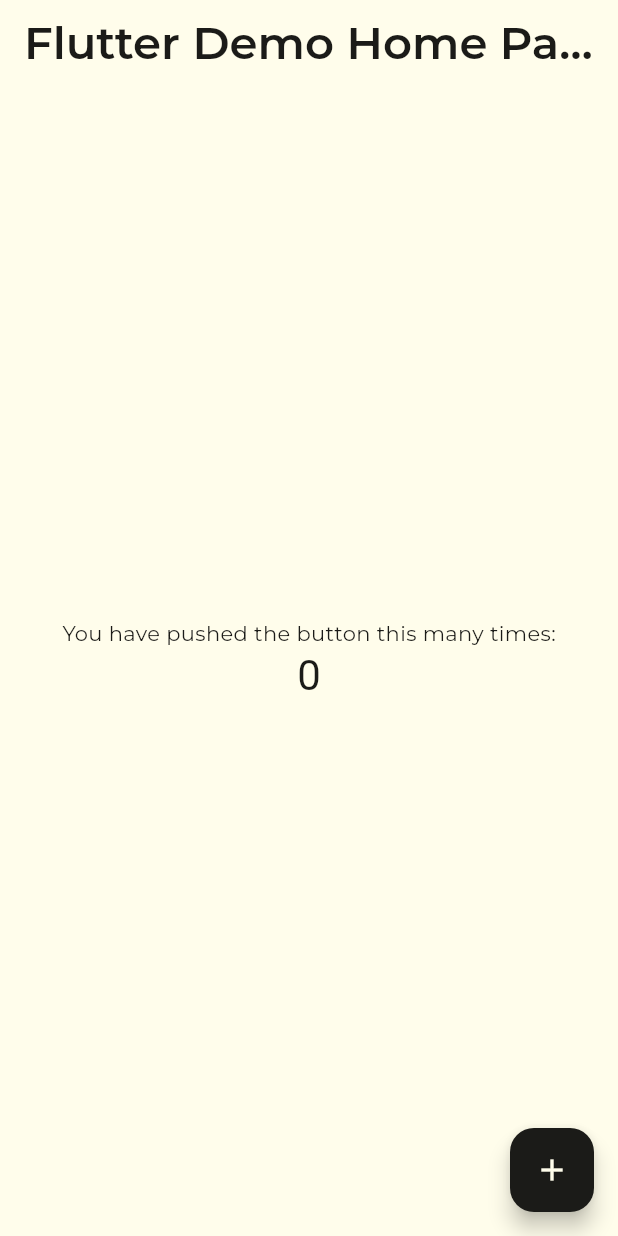
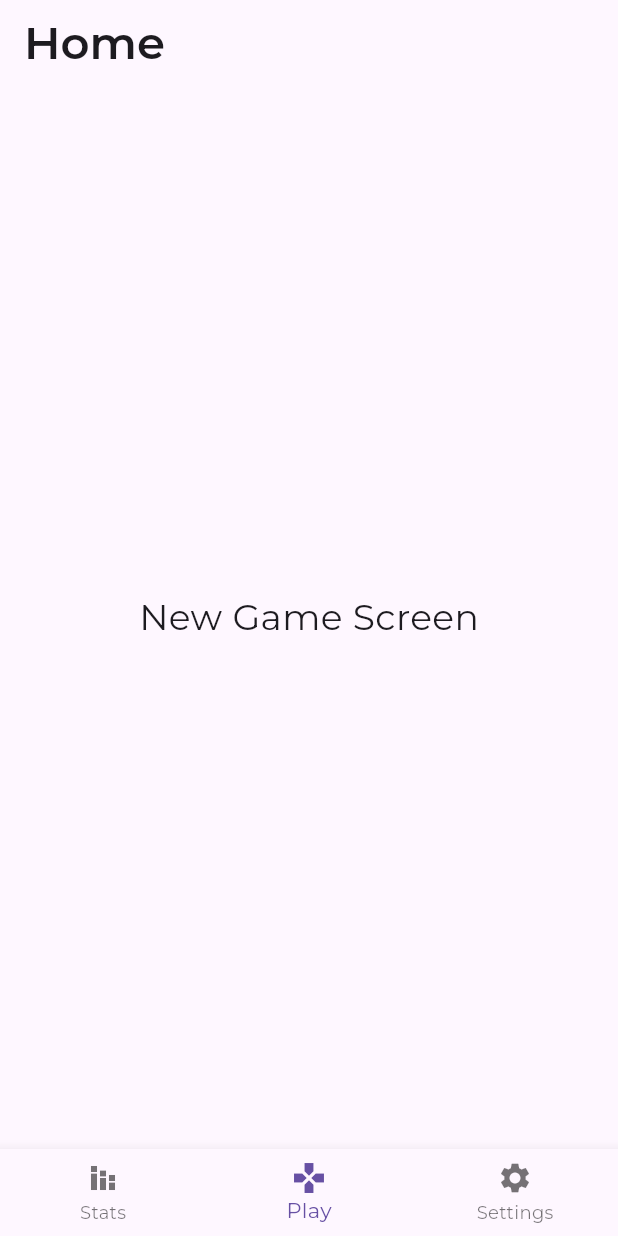
Before and after one commit to FrederikKlein/Dartly, a Flutter app: the screen it shows after launch, on a phone screen of 412 x 824 dp. Run offline on Flutter 3.47's test engine with Material 3 defaults, Android fonts, the phone set to English and light mode, and no system bars; our stand-ins replace google_fonts.

Commit message:
Added basic bottom navigation

```diff
--- a/lib/main.dart
+++ b/lib/main.dart
@@ -1,5 +1,7 @@
 import 'package:flutter/material.dart';
 import 'package:google_fonts/google_fonts.dart';
+import 'screens/home_screen.dart';
+import '../models/game_settings.dart';
 
 void main() {
   runApp(const MyApp());
@@ -11,16 +13,7 @@
   // This widget is the root of your application.
   @override
   Widget build(BuildContext context) {
-    const Color vintageGreen = Color(0xFF304D29); // Highlight color
-    const Color vintageGreenLight = Color(0xFF6C855A); // lighter shade of Highlight color
-    const Color vintageGreenLighter = Color(0xFFA8BC8B); // even lighter shade of Highlight color
-    const Color vintageGreenDark = Color(0xFF273822); // darker shade of Highlight color
-    const Color vintageBeige = Color(0xFFFFF8DC); // Soft bright beige background (Cornsilk)
-    const Color vintageAccent = Color(0xFFF1A67E); // Special things color
-    const Color vintageAccentLight = Color(0xFFF6D4BA); // lighter shade of Special things color
-    const Color vintageAccentDark = Color(0xFFDB9773); // darker shade of Special things color
-    const Color vintageWhite = Color(0xFFFFFDEB);
-    const Color vintageBlack = Color(0xFF1B1B18);
+
     return MaterialApp(
       title: 'Flutter Demo',
       theme: ThemeData(
@@ -39,19 +32,6 @@
         //
         // This works for code too, not just values: Most code changes can be
         // tested with just a hot reload.
-        colorScheme: const ColorScheme(
-          brightness: Brightness.light, // Beige background suggests a light theme
-          primary: vintageBlack, // Main highlight color
-          onPrimary: vintageWhite, // Text/icons on primary color
-          secondary: vintageAccent, // Accent color for "special things"
-          onSecondary: vintageBlack, // Text/icons on secondary color
-          error: Colors.red, // Default error color
-          onError: vintageWhite, // Text/icons on error color
-          background: vintageWhite, // Overall background color
-          onBackground: vintageBlack, // Text/icons on background color
-          surface: vintageWhite, // Card, dialog, sheet surface color
-          onSurface: vintageBlack, // Text/icons on surface color
-        ),
         textTheme: TextTheme(
           displayLarge: const TextStyle(
             fontSize: 72,
@@ -67,93 +47,7 @@
           displaySmall: GoogleFonts.montserrat(),
         ),
       ),
-      home: const MyHomePage(title: 'Flutter Demo Home Page'),
+      home: HomeScreen(),
     );
   }
 }
-
-class MyHomePage extends StatefulWidget {
-  const MyHomePage({super.key, required this.title});
-
-  // This widget is the home page of your application. It is stateful, meaning
-  // that it has a State object (defined below) that contains fields that affect
-  // how it looks.
-
-  // This class is the configuration for the state. It holds the values (in this
-  // case the title) provided by the parent (in this case the App widget) and
-  // used by the build method of the State. Fields in a Widget subclass are
-  // always marked "final".
-
-  final String title;
-
-  @override
-  State<MyHomePage> createState() => _MyHomePageState();
-}
-
-class _MyHomePageState extends State<MyHomePage> {
-  int _counter = 0;
-
-  void _incrementCounter() {
-    setState(() {
-      // This call to setState tells the Flutter framework that something has
-      // changed in this State, which causes it to rerun the build method below
-      // so that the display can reflect the updated values. If we changed
-      // _counter without calling setState(), then the build method would not be
-      // called again, and so nothing would appear to happen.
-      _counter++;
-    });
-  }
-
-  @override
-  Widget build(BuildContext context) {
-    // This method is rerun every time setState is called, for instance as done
-    // by the _incrementCounter method above.
-    //
-    // The Flutter framework has been optimized to make rerunning build methods
-    // fast, so that you can just rebuild anything that needs updating rather
-    // than having to individually change instances of widgets.
-    return Scaffold(
-      appBar: AppBar(
-        // TRY THIS: Try changing the color here to a specific color (to
-        // Colors.amber, perhaps?) and trigger a hot reload to see the AppBar
-        // change color while the other colors stay the same.
-        backgroundColor: Theme.of(context).colorScheme.inversePrimary,
-        // Here we take the value from the MyHomePage object that was created by
-        // the App.build method, and use it to set our appbar title.
-        title: Text(widget.title),
-      ),
-      body: Center(
-        // Center is a layout widget. It takes a single child and positions it
-        // in the middle of the parent.
-        child: Column(
-          // Column is also a layout widget. It takes a list of children and
-          // arranges them vertically. By default, it sizes itself to fit its
-          // children horizontally, and tries to be as tall as its parent.
-          //
-          // Column has various properties to control how it sizes itself and
-          // how it positions its children. Here we use mainAxisAlignment to
-          // center the children vertically; the main axis here is the vertical
-          // axis because Columns are vertical (the cross axis would be
-          // horizontal).
-          //
-          // TRY THIS: Invoke "debug painting" (choose the "Toggle Debug Paint"
-          // action in the IDE, or press "p" in the console), to see the
-          // wireframe for each widget.
-          mainAxisAlignment: MainAxisAlignment.center,
-          children: <Widget>[
-            const Text('You have pushed the button this many times:'),
-            Text(
-              '$_counter',
-              style: Theme.of(context).textTheme.headlineMedium,
-            ),
-          ],
-        ),
-      ),
-      floatingActionButton: FloatingActionButton(
-        onPressed: _incrementCounter,
-        tooltip: 'Increment',
-        child: const Icon(Icons.add),
-      ), // This trailing comma makes auto-formatting nicer for build methods.
-    );
-  }
-}
--- /dev/null
+++ b/lib/screens/home_screen.dart
@@ -0,0 +1,54 @@
+
+import 'package:dartly/screens/game_screen.dart';
+import 'package:dartly/screens/new_game_screen.dart';
+import 'package:dartly/screens/settings_screen.dart';
+import 'package:dartly/screens/statistics_screen.dart';
+import 'package:flutter/material.dart';
+import '../models/game_settings.dart';
+
+class HomeScreen extends StatefulWidget {
+  HomeScreen({super.key});
+
+  @override
+  State<HomeScreen> createState() => _HomeScreenState();
+}
+
+class _HomeScreenState extends State<HomeScreen> {
+  int _selected_index = 1;
+  void _navigateBottombar(int selected_index){
+    setState(() {
+      _selected_index = selected_index;
+    });
+  }
+
+  final List sites = [
+    StatisticsScreen(),
+    NewGameScreen(),
+    SettingsScreen(),
+  ];
+
+  @override
+  Widget build(BuildContext context) {
+    // This method is rerun every time setState is called, for instance as done
+    // by the _incrementCounter method above.
+    //
+    // The Flutter framework has been optimized to make rerunning build methods
+    // fast, so that you can just rebuild anything that needs updating rather
+    // than having to individually change instances of widgets.
+    return Scaffold(
+      appBar: AppBar(title: Text("Home"),),
+      body: sites[_selected_index],
+      bottomNavigationBar: BottomNavigationBar(
+        currentIndex: _selected_index,
+          onTap: _navigateBottombar,
+          items: [
+            //stats
+            BottomNavigationBarItem(icon: Icon(Icons.stacked_bar_chart), label: "Stats"),
+            //play
+            BottomNavigationBarItem(icon: Icon(Icons.games), label: "Play",),
+            //settings
+            BottomNavigationBarItem(icon: Icon(Icons.settings), label: "Settings"),
+          ]),
+    );
+  }
+}
--- /dev/null
+++ b/lib/screens/new_game_screen.dart
@@ -0,0 +1,18 @@
+// lib/screens/game_screen.dart
+import 'package:flutter/material.dart';
+
+class NewGameScreen extends StatelessWidget {
+  const NewGameScreen({super.key});
+
+  @override
+  Widget build(BuildContext context) {
+    return const Scaffold(
+      body: Center(
+        child: Text(
+          'New Game Screen',
+          style: TextStyle(fontSize: 24),
+        ),
+      ),
+    );
+  }
+}
```
Also changed, not shown: lib/screens/game_screen.dart (added, +18 -0 lines), lib/screens/settings_screen.dart (added, +18 -0 lines), lib/screens/statistics_screen.dart (added, +18 -0 lines), lib/utils/constants.dart (added, +42 -0 lines), lib/models/game.dart (added), lib/models/game_settings.dart (added), lib/models/player.dart (added), lib/services/game_service.dart (added), lib/services/settings_service.dart (added), lib/widgets/game_player_card.dart (added), lib/widgets/mode_selection.dart (added), lib/widgets/option_selection.dart (added), lib/widgets/player_selection.dart (added), lib/widgets/score_input.dart (added), 2 more files, 1 other file.
